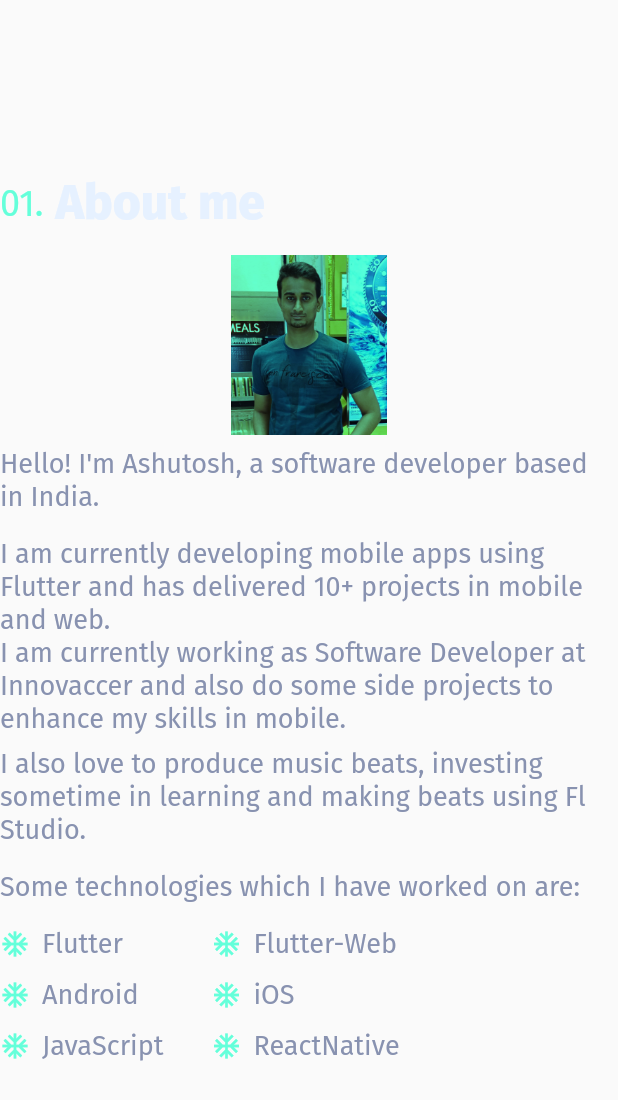
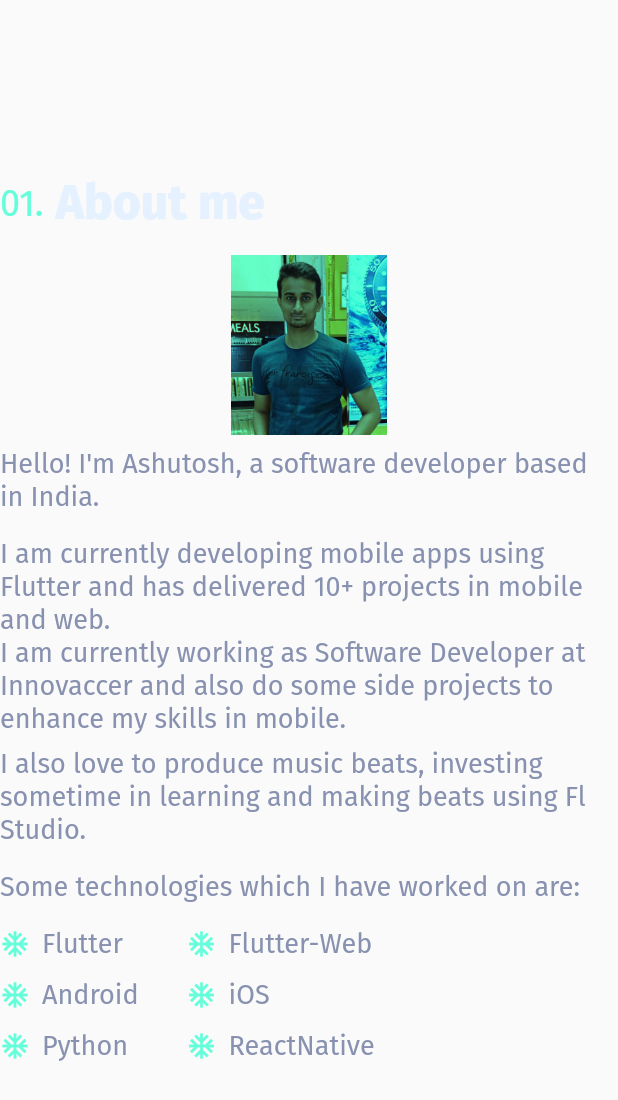
Before and after one commit to hiashutoshsingh/flutter-developer-portfolio, a Flutter app: the AboutMeWidget widget shown alone on an empty page, opened directly, on a phone screen of 412 x 824 dp. Shown: the top 1100 px of the screen. Run offline on Flutter 3.47's test engine with Material 2 defaults, Android fonts, the phone set to English and light mode, and no system bars; our stand-ins replace flutter_svg, url_launcher_web; missing offline and left inert: particles_flutter; project files that could hold a hidden picture were left out.

Commit message:
mobile ui fixes

```diff
--- a/lib/widgets/company_tile.dart
+++ b/lib/widgets/company_tile.dart
@@ -17,7 +17,7 @@ class CompanyTile extends StatelessWidget {
       decoration: BoxDecoration(
         color: selected ? Constants.green.withOpacity(.05) : Colors.transparent,
         borderRadius: BorderRadius.circular(
-          CommonFunction.isApp(context) ? 12 : 0,
+          CommonFunction.isApp(context) ? 12 : 6,
         ),
       ),
       child: Padding(
@@ -28,9 +28,7 @@ class CompanyTile extends StatelessWidget {
             fontSize: CommonFunction.isApp(context) ? 18 : 16,
             color: selected ? Constants.green : Constants.slate,
             fontFamily: 'FiraSans',
-            fontWeight: CommonFunction.isApp(context)
-                ? FontWeight.w600
-                : FontWeight.w400,
+            fontWeight: CommonFunction.isApp(context) ? FontWeight.w600 : FontWeight.w400,
           ),
         ),
       ),
--- a/lib/widgets/main_page/about_me_widget.dart
+++ b/lib/widgets/main_page/about_me_widget.dart
@@ -3,22 +3,10 @@ import 'package:flutter_developer_portfolio/utils/constants.dart';
 import 'package:flutter_developer_portfolio/widgets/sub_header.dart';
 
 import '../../utils/common_functions.dart';
+import '../profile_image_widget.dart';
 import '../tech_stack_item.dart';
 
-class AboutMeWidget extends StatefulWidget {
-  @override
-  _AboutMeWidgetState createState() => _AboutMeWidgetState();
-}
-
-class _AboutMeWidgetState extends State<AboutMeWidget> {
-  BlendMode _blendMode;
-
-  @override
-  void initState() {
-    super.initState();
-    _blendMode = BlendMode.modulate;
-  }
-
+class AboutMeWidget extends StatelessWidget {
   @override
   Widget build(BuildContext context) {
     return Column(
@@ -42,7 +30,7 @@ class _AboutMeWidgetState extends State<AboutMeWidget> {
                 mainAxisAlignment: MainAxisAlignment.center,
                 children: [
                   /// todo move all contents to constants
-                  CommonFunction.isApp(context) ? Center(child: _profileImage()) : Container(),
+                  CommonFunction.isApp(context) ? Center(child: ProfileImageWidget()) : Container(),
                   Text(
                     "Hello! I'm Ashutosh, a software developer based in India.",
                     style: TextStyle(
@@ -105,7 +93,7 @@ class _AboutMeWidgetState extends State<AboutMeWidget> {
                           SizedBox(
                             height: 12,
                           ),
-                          TechStackItem(text: 'JavaScript'),
+                          TechStackItem(text: 'Python'),
                         ],
                       ),
                       SizedBox(
@@ -133,7 +121,7 @@ class _AboutMeWidgetState extends State<AboutMeWidget> {
             !CommonFunction.isApp(context)
                 ? Flexible(
                     flex: 3,
-                    child: _profileImage(),
+                    child: ProfileImageWidget(),
                   )
                 : Container()
           ],
@@ -141,38 +129,4 @@ class _AboutMeWidgetState extends State<AboutMeWidget> {
       ],
     );
   }
-
-  Widget _profileImage() {
-    return InkWell(
-      splashColor: Colors.transparent,
-      hoverColor: Colors.transparent,
-      focusColor: Colors.transparent,
-      highlightColor: Colors.transparent,
-      onTap: () {},
-      onHover: (val) {
-        if (val) {
-          setState(() {
-            _blendMode = BlendMode.dstOver;
-          });
-        } else {
-          setState(() {
-            _blendMode = BlendMode.modulate;
-          });
-        }
-      },
-      child: Padding(
-        padding: EdgeInsets.symmetric(horizontal: 16) + EdgeInsets.only(bottom: CommonFunction.isApp(context) ? 8 : 32),
-        child: ClipRRect(
-          borderRadius: BorderRadius.circular(6),
-          child: Image.asset(
-            "asset/profile.jpeg",
-            colorBlendMode: _blendMode,
-            color: Constants.green,
-            height: CommonFunction.isApp(context) ? 120 : null,
-            width: CommonFunction.isApp(context) ? 120 : null,
-          ),
-        ),
-      ),
-    );
-  }
 }
--- a/lib/widgets/main_page/experience.dart
+++ b/lib/widgets/main_page/experience.dart
@@ -125,6 +125,7 @@ class _ExperienceState extends State<Experience> {
                         return InkWell(
                           splashColor: Colors.transparent,
                           hoverColor: Colors.transparent,
+                          highlightColor: Colors.transparent,
                           onTap: () {
                             setState(() {
                               _selectedIndex = index;
--- a/lib/widgets/mobile_app_bar.dart
+++ b/lib/widgets/mobile_app_bar.dart
@@ -29,7 +29,7 @@ class _MobileAppBarState extends State<MobileAppBar> {
       children: [
         Row(
           mainAxisAlignment: MainAxisAlignment.spaceBetween,
-          crossAxisAlignment: CrossAxisAlignment.start,
+          crossAxisAlignment: CrossAxisAlignment.center,
           children: [
             InkWell(
               onTap: () => widget.appBarClick(_toggle, 0),
@@ -62,7 +62,7 @@ class _MobileAppBarState extends State<MobileAppBar> {
                   child: Icon(
                     Icons.view_headline_outlined,
                     color: Constants.slate,
-                    size: 32,
+                    size: 24,
                   ),
                 ),
               ),
@@ -91,7 +91,7 @@ class _MobileAppBarState extends State<MobileAppBar> {
                     _appBarItem(
                       'Work',
                       3,
-                      Icons.build,
+                      Icons.handyman_outlined,
                     ),
                   ],
                 ),
--- a/lib/widgets/other_noteworthy_projects/other_project_item.dart
+++ b/lib/widgets/other_noteworthy_projects/other_project_item.dart
@@ -17,8 +17,8 @@ class OtherNoteworthyProjectItem extends StatelessWidget {
   Widget build(BuildContext context) {
     var size = MediaQuery.of(context).size;
     return Container(
-      width: size.width * .3,
-      height: size.height * .2,
+      width: CommonFunction.isApp(context) ? null : size.width * .3,
+      height: CommonFunction.isApp(context) ? null : size.height * .2,
       child: Card(
         color: Constants.lightNavy,
         elevation: 5,
--- /dev/null
+++ b/lib/widgets/profile_image_widget.dart
@@ -0,0 +1,53 @@
+import 'package:flutter/material.dart';
+import 'package:flutter_developer_portfolio/utils/common_functions.dart';
+import 'package:flutter_developer_portfolio/utils/constants.dart';
+
+class ProfileImageWidget extends StatefulWidget {
+  @override
+  _ProfileImageWidgetState createState() => _ProfileImageWidgetState();
+}
+
+class _ProfileImageWidgetState extends State<ProfileImageWidget> {
+  BlendMode _blendMode;
+
+  @override
+  void initState() {
+    super.initState();
+    _blendMode = BlendMode.modulate;
+  }
+
+  @override
+  Widget build(BuildContext context) {
+    return InkWell(
+      splashColor: Colors.transparent,
+      hoverColor: Colors.transparent,
+      focusColor: Colors.transparent,
+      highlightColor: Colors.transparent,
+      onTap: () {},
+      onHover: (val) {
+        if (val) {
+          setState(() {
+            _blendMode = BlendMode.dstOver;
+          });
+        } else {
+          setState(() {
+            _blendMode = BlendMode.modulate;
+          });
+        }
+      },
+      child: Padding(
+        padding: EdgeInsets.symmetric(horizontal: 16) + EdgeInsets.only(bottom: CommonFunction.isApp(context) ? 8 : 32),
+        child: ClipRRect(
+          borderRadius: BorderRadius.circular(6),
+          child: Image.asset(
+            "asset/profile.jpeg",
+            colorBlendMode: _blendMode,
+            color: Constants.green,
+            height: CommonFunction.isApp(context) ? 120 : null,
+            width: CommonFunction.isApp(context) ? 120 : null,
+          ),
+        ),
+      ),
+    );
+  }
+}
--- a/lib/widgets/social_handles/social_handle_item.dart
+++ b/lib/widgets/social_handles/social_handle_item.dart
@@ -35,6 +35,9 @@ class _SocialHandleItemState extends State<SocialHandleItem> {
   @override
   Widget build(BuildContext context) {
     return InkWell(
+      splashColor: Colors.transparent,
+      hoverColor: Colors.transparent,
+      highlightColor: Colors.transparent,
       onTap: () {
         CommonFunction.openFromUrl(widget.socialHandleUrl);
       },
--- a/lib/widgets/web_app_bar.dart
+++ b/lib/widgets/web_app_bar.dart
@@ -68,7 +68,7 @@ class WebAppBar extends StatelessWidget {
                   child: _appBarItem(
                     '3',
                     'Work',
-                    Icons.build,
+                    Icons.handyman_outlined,
                   ),
                 ),
                 SizedBox(
```
Also changed, not shown: lib/widgets/app_home_body.dart (+4 -4 lines), lib/widgets/social_handles/social_handles.dart (+8 -4 lines).
